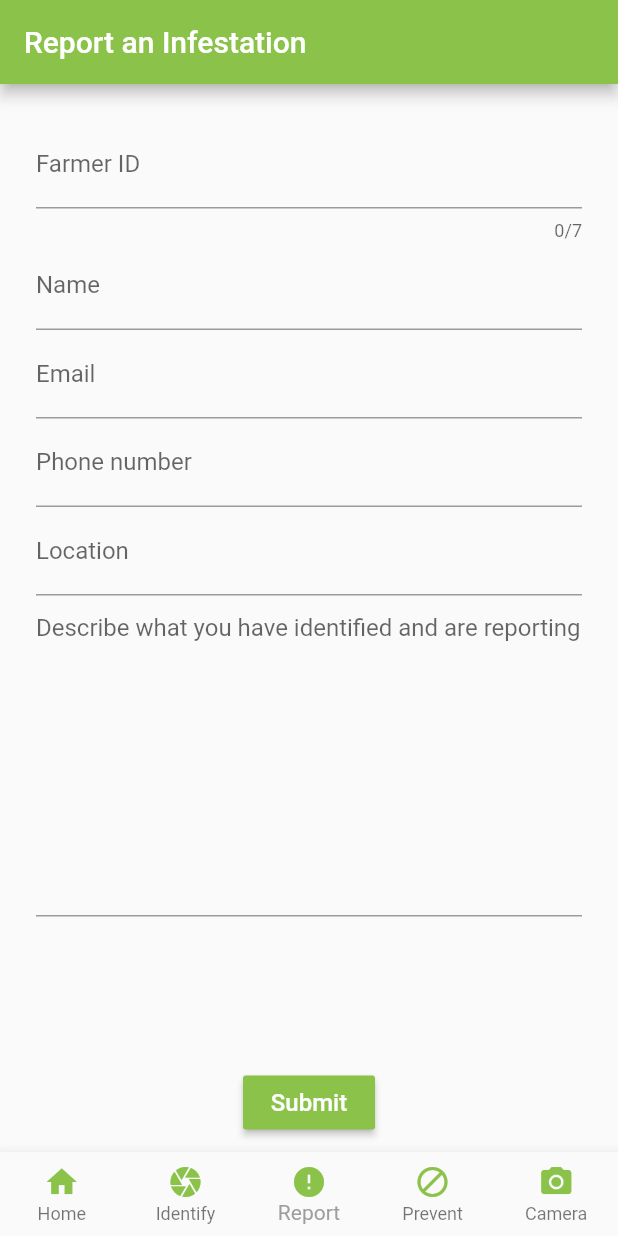
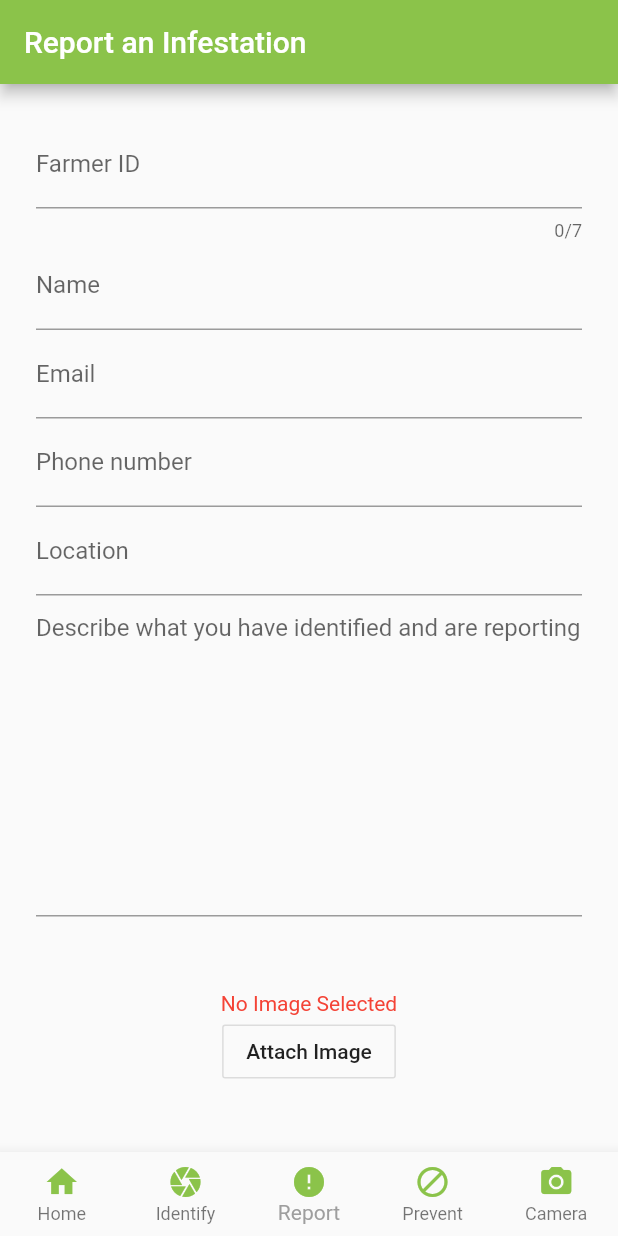
Before and after one commit to flynnm20/SE-Project-Group-7, a Flutter app: the screen it shows after launch, item 3 of the bottom bar chosen, on a phone screen of 412 x 824 dp. Run offline on Flutter 3.47's test engine with Material 2 defaults, Android fonts, the phone set to English and light mode, and no system bars; our stand-ins replace camera, geolocator, google_maps_flutter, image_picker, photo_view, shared_preferences and 1 more; missing offline and left inert: mailer; accounts and stored records are empty.

Commit message:
Added image attachment to report and email

```diff
--- a/fall_army_worm_app/lib/pages/report.dart
+++ b/fall_army_worm_app/lib/pages/report.dart
@@ -2,6 +2,8 @@ import 'package:flutter/material.dart';
 import 'package:mailer/mailer.dart';
 import 'package:mailer/smtp_server.dart'; //For creating the SMTP Server
 import '../database/SaveImageDemo.dart';
+import 'dart:io';
+import 'package:image_picker/image_picker.dart';
 
 class ReportPage extends StatefulWidget {
   @override
@@ -17,6 +19,43 @@ class ReportPageState extends State<ReportPage> {
   String _location;
   String _phoneNumber;
   String _description;
+ //image stuff
+  Future<File> imageFile;
+
+  chooseImage() {
+    setState(() {
+      imageFile = ImagePicker.pickImage(source: ImageSource.gallery);
+    });
+  }
+
+  Widget showImage() {
+    return FutureBuilder<File>(
+      future: imageFile,
+      builder: (BuildContext context, AsyncSnapshot<File> snapshot) {
+        if(snapshot.connectionState == ConnectionState.done && null != snapshot.data) {
+          return Image.file(
+              snapshot.data,
+              width: 300,
+              height: 300,
+          );
+        }
+        else if (null != snapshot.error) {
+          return const Text(
+            'Error Picking Image',
+            textAlign: TextAlign.center,
+            style: TextStyle(color: Colors.red),
+          );
+        }
+        else {
+          return const Text(
+            'No Image Selected',
+            textAlign: TextAlign.center,
+            style: TextStyle(color: Colors.red),
+          );
+        }
+      },
+    );
+  }
 
   sendMessage() async {
     String username = "fallarmywormsetest@gmail.com";
@@ -31,6 +70,7 @@ class ReportPageState extends State<ReportPage> {
       //..ccRecipients.addAll(['destCc1@example.com', 'destCc2@example.com']) //cc Recipents emails
       //..bccRecipients.add(Address('bccAddress@example.com')) //bcc Recipents emails
       ..subject ='Report has been made at ${DateTime.now()}' //subject of the email
+      ..attachments.add(FileAttachment(await imageFile))
       ..text = 'Name:= ' + _name + '\n'
                 +'email:=' + _email + '\n'
                 +'ID:='  + _ID + '\n'
@@ -56,7 +96,7 @@ class ReportPageState extends State<ReportPage> {
                     +'Phone Number:=' + _phoneNumber + '\n'
                     +'Description:='  + _description //body of the email
                     +'\n Thank You for your assistance \n'
-                    +'Trocaire Fall-Army Worm team'; //body of the email
+                    +'Trócaire Fall-Army Worm team'; //body of the email
       try {
         final sendReport = await send(confrimMessage, smtpServer);
       print('Message sent: ' +
@@ -191,7 +231,13 @@ class ReportPageState extends State<ReportPage> {
                   _buildPhoneNumber(),
                   _buildLocation(),
                   _buildDescriptionBox(),
-                  SizedBox(height: 100),
+                  SizedBox(height: 50),
+                  showImage(),
+                  OutlineButton(
+                    onPressed: chooseImage,
+                    child: Text('Attach Image'),
+                  ),
+                  SizedBox(height: 50),
                   RaisedButton(
                     color: Colors.lightGreen,
                     child: Text(
@@ -222,21 +268,3 @@ class ReportPageState extends State<ReportPage> {
         ));
   }
 }
-/*Center(
-        child: RaisedButton(
-
-          child: Text('Report an infestation'),
-
-          onPressed:()
-          {
-            Navigator.push
-              (
-              context,
-              MaterialPageRoute<Widget>(builder: (context) => SaveImageDemo()),
-            );
-          },
-        ),
-      ),
-    )
-  }
-}*/
--- a/fall_army_worm_app/pubspec.yaml
+++ b/fall_army_worm_app/pubspec.yaml
@@ -20,6 +20,7 @@ dependencies:
   mailer: ^3.0.3
   flutter:
     sdk: flutter
+  image_picker: ^0.4.10
   google_maps_flutter: ^0.5.11
   geolocator: ^5.1.4+2
 
@@ -28,7 +29,7 @@ dependencies:
   cupertino_icons: ^0.1.2
   camera:
   sqflite: ^1.2.2+1
-  image_picker: ^0.6.3+4
+#  image_picker: ^0.6.3+4
   shared_preferences: ^0.5.6+3
   path_provider: ^1.6.5
   photo_view: ^0.9.2
```
Also changed, not shown: fall_army_worm_app/pubspec.lock.
